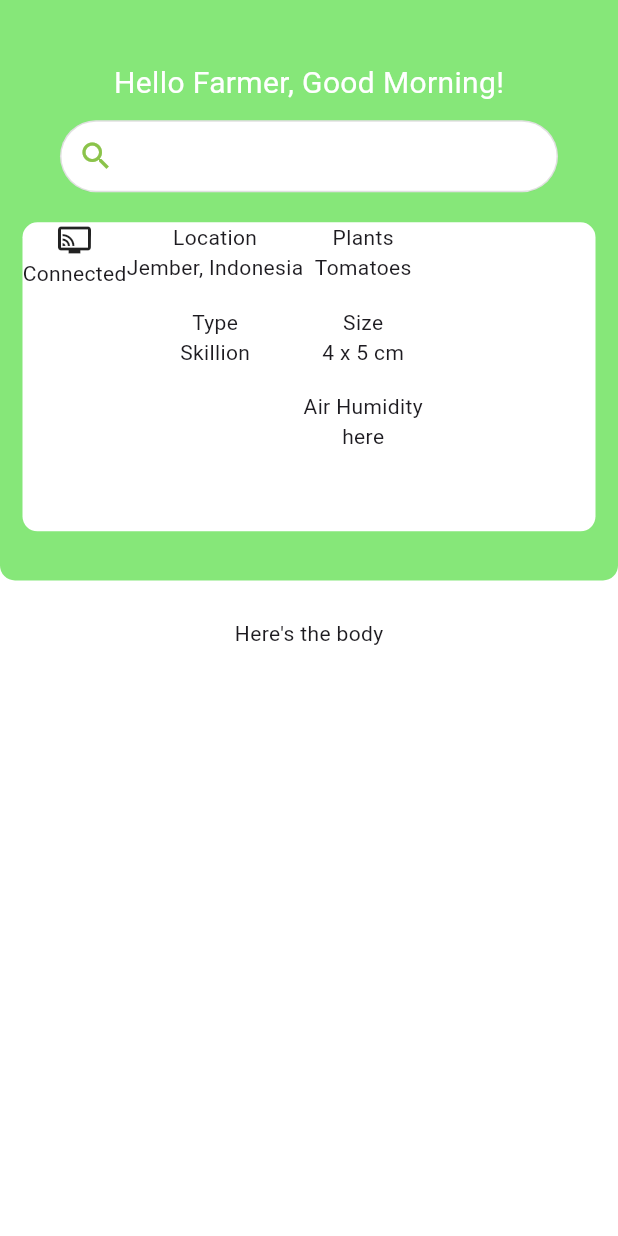
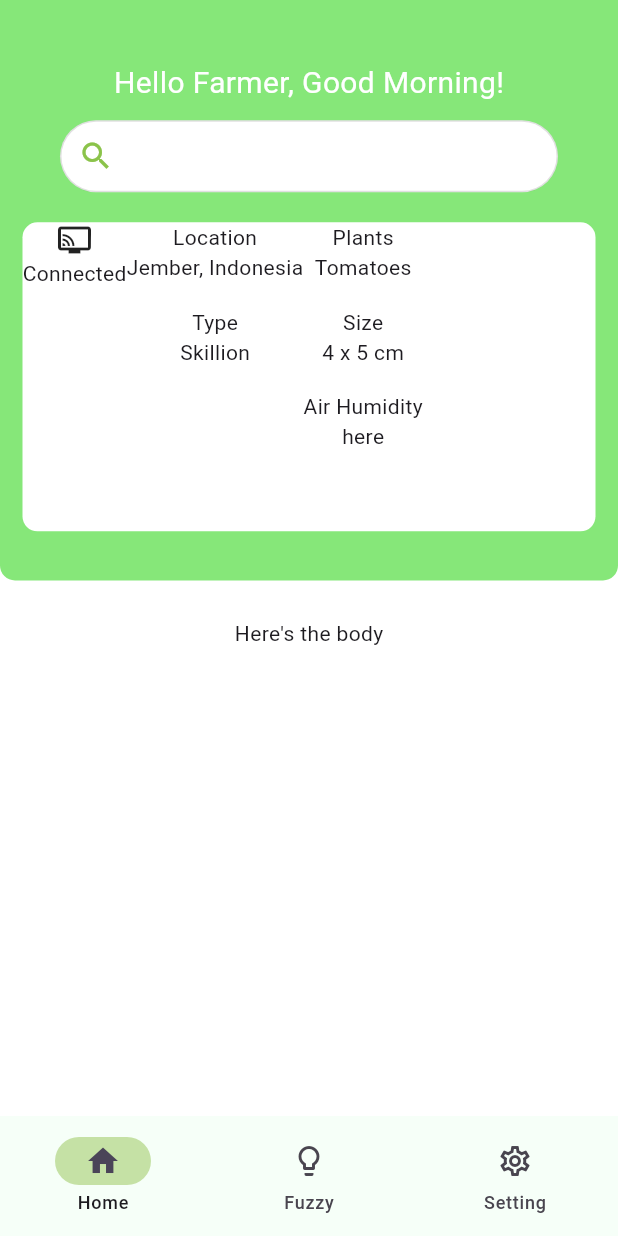
Before and after one commit to lanceyard/006-air-temperature-app, a Flutter app: the screen it shows after launch, on a phone screen of 412 x 824 dp. Run offline on Flutter 3.47's test engine with Material 3 defaults, Android fonts, the phone set to English and light mode, and no system bars; our stand-ins replace firebase_core, firebase_database; accounts and stored records are empty.

```diff
--- a/lib/presentation/home_screen/header_section.dart
+++ b/lib/presentation/home_screen/header_section.dart
@@ -14,8 +14,7 @@ class _HeaderSectionState extends State<HeaderSection> {
   @override
   void initState() {
     // TODO: implement initState
-    DatabaseReference airHumidity =
-        FirebaseDatabase.instance.ref('airHumidity');
+    DatabaseReference airHumidity = FirebaseDatabase.instance.ref();
     airHumidity.onValue.listen((DatabaseEvent event) {
       final data = event.snapshot.value;
       print("Debug: $data");
--- a/lib/presentation/home_screen/home_page.dart
+++ b/lib/presentation/home_screen/home_page.dart
@@ -9,11 +9,15 @@ class Home extends StatefulWidget {
 }
 
 class _HomeState extends State<Home> {
+  int currentPageIndex = 0;
+
   @override
   Widget build(BuildContext context) {
-    return const Scaffold(
+    return Scaffold(
       backgroundColor: Colors.white,
-      body: SingleChildScrollView(
+      body: <Widget>[
+        // Here's the body
+        SingleChildScrollView(
           scrollDirection: Axis.vertical,
           child: Column(
             children: [
@@ -25,6 +29,37 @@ class _HomeState extends State<Home> {
             ],
           ),
         ),
+        Text("Here's the body"),
+        Text("Here's the ")
+      ][currentPageIndex],
+      bottomNavigationBar: NavigationBar(
+        onDestinationSelected: (int index) {
+          setState(() {
+            currentPageIndex = index;
+          });
+        },
+        indicatorColor: Colors.lightGreen[200],
+        backgroundColor: Color(0xfff6fff8),
+        selectedIndex: currentPageIndex,
+        surfaceTintColor: Colors.transparent,
+        destinations: const <Widget>[
+          NavigationDestination(
+            selectedIcon: Icon(Icons.home),
+            icon: Icon(Icons.home_outlined),
+            label: 'Home',
+          ),
+          NavigationDestination(
+            selectedIcon: Icon(Icons.lightbulb),
+            icon: Icon(Icons.lightbulb_outline),
+            label: 'Fuzzy',
+          ),
+          NavigationDestination(
+            selectedIcon: Icon(Icons.settings),
+            icon: Icon(Icons.settings_outlined),
+            label: 'Setting',
+          ),
+        ],
+      ),
     );
   }
 }
```
Lines whose indentation alone changed are shown as unchanged.
